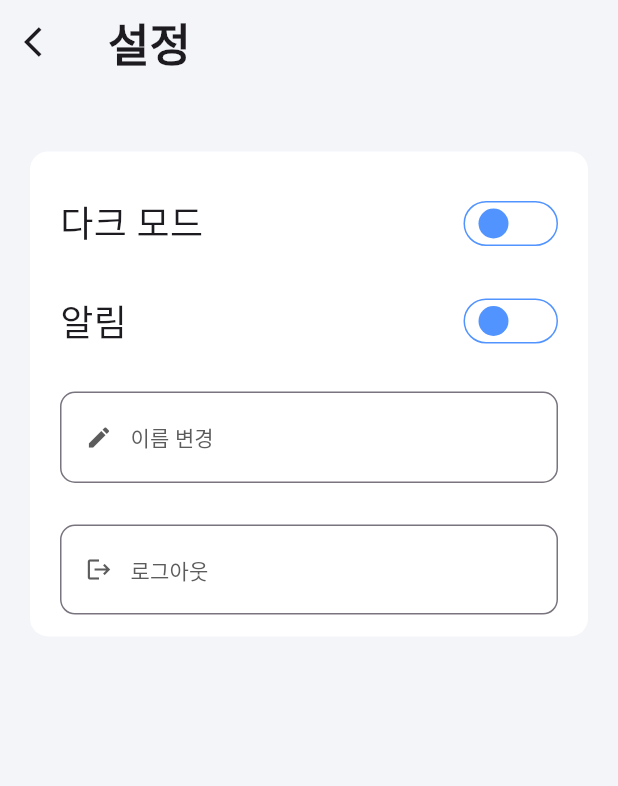
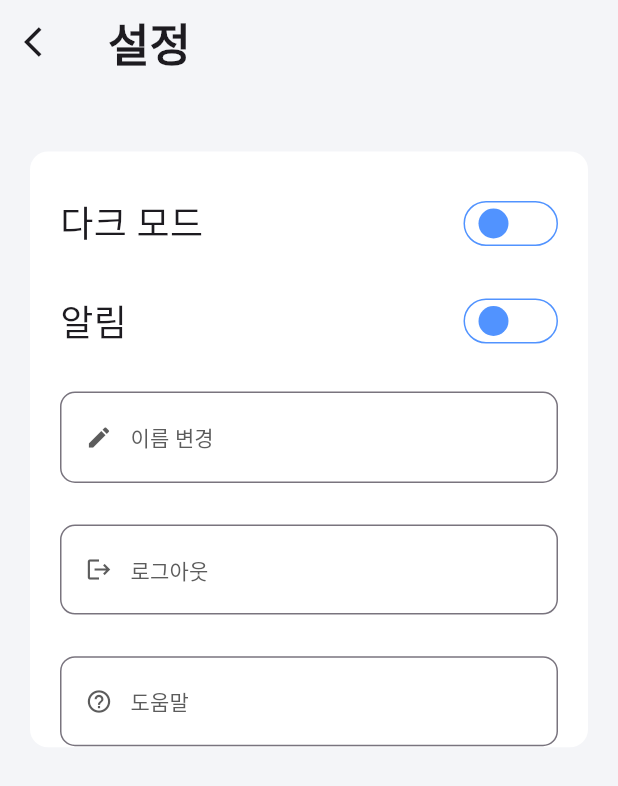
Before and after one commit to AIIA-GCU/VinTeum-FE, a Flutter app: the SettingScreen screen opened directly, on a phone screen of 412 x 824 dp. Shown: the top 786 px of the screen. Run offline on Flutter 3.47's test engine with Material 3 defaults, Android fonts, the light colour scheme and no system bars; our stand-ins replace image_picker, smooth_page_indicator; Roboto replaces fonts that are missing (Pretendard).

Commit message:
[feat] 도움말 페이지 구현

```diff
--- a/lib/Page/Login_Register_Screen.dart
+++ b/lib/Page/Login_Register_Screen.dart
@@ -1,5 +1,6 @@
 import 'package:flutter/material.dart';
 import 'package:flutter/services.dart';
+import 'package:vinteum/Page/Help_screen.dart';
 import 'package:vinteum/widget/custom_button.dart';
 import 'package:vinteum/main.dart';
 import 'package:vinteum/widget/root_tab.dart';
@@ -322,7 +323,7 @@ class _LoginSignupScreenState extends State<LoginSignupScreen> {
                                     text: "회원가입",
                                     width: 150,
                                     height: 48,
-                                    func: (){Navigator.push(context, MaterialPageRoute(builder: (context) => RootTab()));},
+                                    func: (){Navigator.push(context, MaterialPageRoute(builder: (context) => HelpScreen()));},
                                     buttonCount: 1),
 
                               ],
@@ -437,7 +438,7 @@ class _LoginSignupScreenState extends State<LoginSignupScreen> {
                                     text: "로그인",
                                     width: 150,
                                     height: 48,
-                                    func: (){Navigator.push(context, MaterialPageRoute(builder: (context) => RootTab()));},
+                                    func: (){Navigator.push(context, MaterialPageRoute(builder: (context) => HelpScreen()));},
                                     buttonCount: 1),
                               ],
                             ),
--- a/lib/Page/Setting_Screen.dart
+++ b/lib/Page/Setting_Screen.dart
@@ -1,5 +1,6 @@
 import 'package:flutter/material.dart';
 import 'package:vinteum/Common/color.dart';
+import 'package:vinteum/Page/Help_screen.dart';
 import 'package:vinteum/widget/custom_dialog.dart';
 import 'package:vinteum/widget/custom_switch.dart';
 import 'package:vinteum/Page/Home_Screen.dart';
@@ -44,7 +45,7 @@ class _SettingScreenState extends State<SettingScreen> {
           padding: const EdgeInsets.symmetric(horizontal: 20, vertical: 45),
           child: Container(
               width: double.infinity,
-              height: ratio.height * 350,
+              height: ratio.height * 430,
               decoration: BoxDecoration(
                   borderRadius: BorderRadius.circular(12), color: Colors.white),
               child: Column(children: [
@@ -149,6 +150,36 @@ class _SettingScreenState extends State<SettingScreen> {
                     ),
                   ),
                 ),
+                SizedBox(height: ratio.height * 30),
+                Padding(
+                  padding: const EdgeInsets.symmetric(horizontal: 20),
+                  child: OutlinedButton(
+                    style: ElevatedButton.styleFrom(
+                        backgroundColor: Colors.white,
+                        shape: RoundedRectangleBorder(
+                            borderRadius: BorderRadius.circular(10)),
+                        padding:
+                        EdgeInsets.symmetric(horizontal: 17, vertical: 20)),
+                    onPressed: () {
+                        Navigator.push(
+                            context,
+                            MaterialPageRoute(
+                                builder: (context) =>
+                                    HelpScreen()));
+                    },
+                    child: Row(
+                      mainAxisAlignment: MainAxisAlignment.start,
+                      children: [
+                        Icon(Icons.help_outline, color: VinTeumColors.grey3),
+                        SizedBox(width: 12),
+                        Text(
+                          "도움말",
+                          style: TextStyle(color: VinTeumColors.grey3),
+                        )
+                      ],
+                    ),
+                  ),
+                ),
               ])),
         ),
       ),
--- a/pubspec.yaml
+++ b/pubspec.yaml
@@ -36,6 +36,7 @@ dependencies:
   # Use with the CupertinoIcons class for iOS style icons.
   cupertino_icons: ^1.0.2
   image_picker: ^1.0.8
+  smooth_page_indicator: ^1.2.0
 
 dev_dependencies:
   flutter_test:
```
Also changed, not shown: lib/Page/Help_screen.dart (added, +175 -0 lines), assets/img/help1.png (added), assets/img/help2.png (added).
